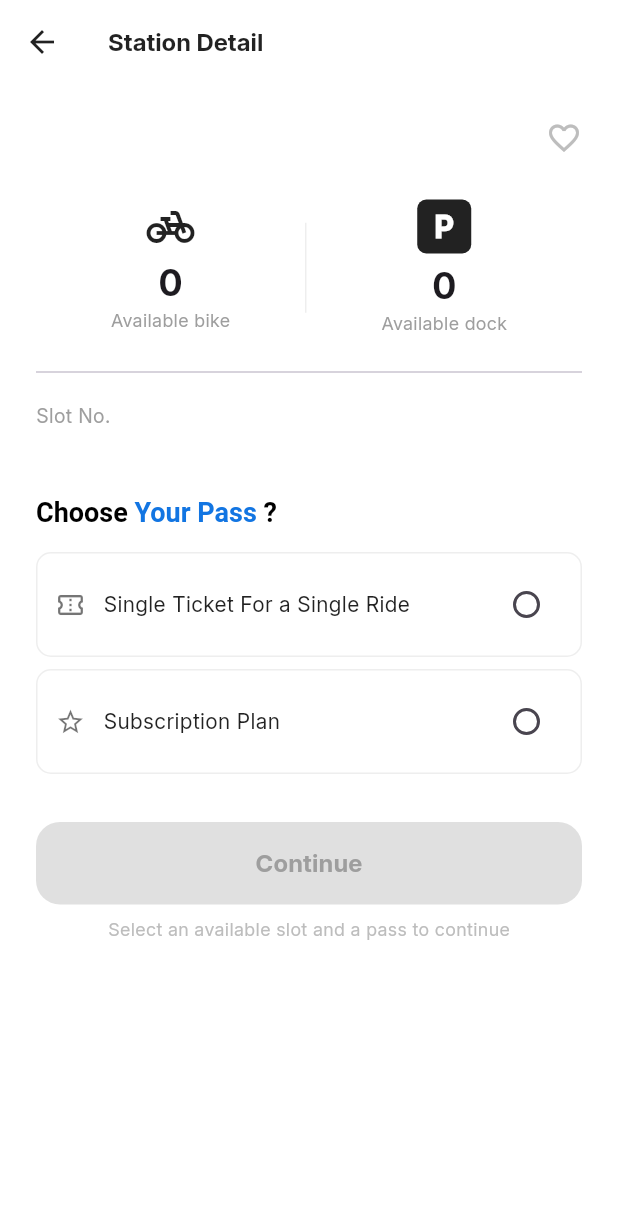
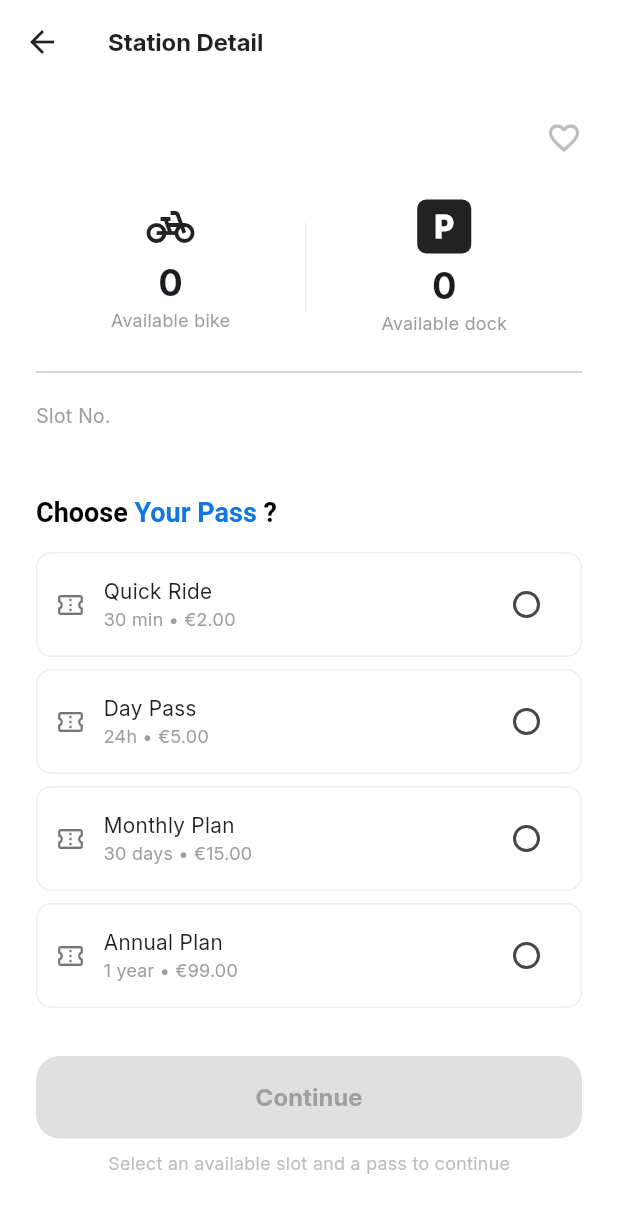
Before and after one commit to hengputh52/velotoulouse, a Flutter app: the StationDetailScreen screen opened directly with empty values, on a phone screen of 412 x 824 dp. Shown: the top 1213 px of the screen. Run offline on Flutter 3.47's test engine with Material 3 defaults, Android fonts, the phone set to English and light mode, and no system bars; our stand-ins replace geolocator, google_maps_flutter; accounts and stored records are empty.

Commit message:
chnage UI in pass selection screen

```diff
--- a/lib/data/repositories/pass/pass_repository_firebase.dart
+++ b/lib/data/repositories/pass/pass_repository_firebase.dart
@@ -68,6 +68,7 @@ class FirebasePassRepository implements PassRepository {
     try {
       final now = DateTime.now();
       final Duration validity = switch (type) {
+        PassType.single => const Duration(minutes: 30),
         PassType.day => const Duration(days: 1),
         PassType.monthly => const Duration(days: 30),
         PassType.annual => const Duration(days: 365),
--- a/lib/data/repositories/pass/pass_repository_mockl.dart
+++ b/lib/data/repositories/pass/pass_repository_mock.dart
@@ -47,6 +47,7 @@ class MockPassRepository implements PassRepository {
     await Future.delayed(const Duration(milliseconds: 600));
     final now = DateTime.now();
     final Duration validity = switch (type) {
+      PassType.single => const Duration(minutes: 30),
       PassType.day => const Duration(days: 1),
       PassType.monthly => const Duration(days: 30),
       PassType.annual => const Duration(days: 365),
--- a/lib/data/repositories/station/station_repository_firebase.dart
+++ b/lib/data/repositories/station/station_repository_firebase.dart
@@ -2,7 +2,6 @@
 
 import 'dart:convert';
 import 'package:http/http.dart' as http;
-import 'package:velotoulouse/data/dtos/bike_slot_dto.dart';
 import 'package:velotoulouse/data/dtos/station_dto.dart';
 import 'package:velotoulouse/data/repositories/station/station_repository.dart';
 import 'package:velotoulouse/model/station/station.dart';
--- a/lib/model/pass/pass.dart
+++ b/lib/model/pass/pass.dart
@@ -1,5 +1,6 @@
 enum PassType {
-  day('24h', 'Valid for 24 hours from activation', 1.50),
+  single('30 min', 'Valid for 30 minutes from activation', 2.00),
+  day('24h', 'Valid for 24 hours from activation', 5.00),
   monthly('30 days', 'Valid for 30 days from activation', 15.00),
   annual('1 year', 'Valid for 365 days from activation', 99.00);
 
@@ -36,6 +37,8 @@ class Pass {
 
   Duration get validityDuration {
     switch (type) {
+      case PassType.single:
+        return const Duration(minutes: 30);
       case PassType.day:
         return const Duration(days: 1);
       case PassType.monthly:
--- a/lib/ui/screens/booking/booking_screen.dart
+++ b/lib/ui/screens/booking/booking_screen.dart
@@ -1,26 +1,30 @@
 import 'package:flutter/material.dart';
 import 'package:velotoulouse/model/station/station.dart';
+import 'package:velotoulouse/model/pass/pass.dart';
 import 'package:velotoulouse/ui/theme/theme.dart';
-
-enum PassChoice { singleTicket, subscriptionPlan }
 
 /// ConfirmBookingScreen — pushed from StationDetailScreen after selecting a pass
 /// Matches Figma image 3: bike photo, station info, pass type, start time, confirm
 class ConfirmBookingScreen extends StatelessWidget {
   final Station station;
   final BikeSlot slot;
-  final PassChoice passChoice;
+  final PassType passType;
 
   const ConfirmBookingScreen({
     super.key,
     required this.station,
     required this.slot,
-    required this.passChoice,
+    required this.passType,
   });
 
-  String get _passLabel => passChoice == PassChoice.singleTicket
-      ? 'Single Pass'
-      : 'Subscription Plan';
+  String get _passLabel {
+    return switch (passType) {
+      PassType.single => 'Quick Ride (30 min)',
+      PassType.day => 'Day Pass (24 hours)',
+      PassType.monthly => 'Monthly Plan (30 days)',
+      PassType.annual => 'Annual Plan (1 year)',
+    };
+  }
 
   String get _startTime {
     final now = DateTime.now();
--- a/lib/ui/screens/map/widgets/station_detail.dart
+++ b/lib/ui/screens/map/widgets/station_detail.dart
@@ -1,5 +1,6 @@
 import 'package:flutter/material.dart';
 import 'package:velotoulouse/model/station/station.dart';
+import 'package:velotoulouse/model/pass/pass.dart';
 import 'package:velotoulouse/ui/screens/booking/booking_screen.dart';
 import 'package:velotoulouse/ui/theme/theme.dart';
 
@@ -20,7 +21,7 @@ class StationDetailScreen extends StatefulWidget {
 }
 
 class _StationDetailScreenState extends State<StationDetailScreen> {
-  PassChoice? _selectedPass;
+  PassType? _selectedPass;
   BikeSlot? _selectedSlot;
 
   bool get _canContinue =>
@@ -149,19 +150,13 @@ class _StationDetailScreenState extends State<StationDetailScreen> {
             ),
             const SizedBox(height: AppSpacings.m),
 
-            _PassOptionRow(
-              icon: Icons.confirmation_number_outlined,
-              label: 'Single Ticket For a Single Ride',
-              choice: PassChoice.singleTicket,
-              selectedChoice: _selectedPass,
-              onChanged: (c) => setState(() => _selectedPass = c),
-            ),
-            _PassOptionRow(
-              icon: Icons.star_border,
-              label: 'Subscription Plan',
-              choice: PassChoice.subscriptionPlan,
-              selectedChoice: _selectedPass,
-              onChanged: (c) => setState(() => _selectedPass = c),
+            // Pass options for all PassType values
+            ...PassType.values.map(
+              (passType) => _PassOptionRow(
+                passType: passType,
+                isSelected: _selectedPass == passType,
+                onChanged: (p) => setState(() => _selectedPass = p),
+              ),
             ),
 
             const SizedBox(height: AppSpacings.l),
@@ -215,7 +210,7 @@ class _StationDetailScreenState extends State<StationDetailScreen> {
         builder: (_) => ConfirmBookingScreen(
           station: widget.station,
           slot: _selectedSlot!,
-          passChoice: _selectedPass!,
+          passType: _selectedPass!,
         ),
       ),
     );
@@ -475,36 +470,39 @@ class _StatBox extends StatelessWidget {
 // ─────────────────────────────────────────────────────────────
 
 class _PassOptionRow extends StatelessWidget {
-  final IconData icon;
-  final String label;
-  final PassChoice choice;
-  final PassChoice? selectedChoice;
-  final ValueChanged<PassChoice> onChanged;
+  final PassType passType;
+  final bool isSelected;
+  final ValueChanged<PassType> onChanged;
 
   const _PassOptionRow({
-    required this.icon,
-    required this.label,
-    required this.choice,
-    required this.selectedChoice,
+    required this.passType,
+    required this.isSelected,
     required this.onChanged,
   });
 
-  bool get _isSelected => selectedChoice == choice;
+  String _getPassLabel(PassType type) {
+    return switch (type) {
+      PassType.single => 'Quick Ride',
+      PassType.day => 'Day Pass',
+      PassType.monthly => 'Monthly Plan',
+      PassType.annual => 'Annual Plan',
+    };
+  }
 
   @override
   Widget build(BuildContext context) {
     return GestureDetector(
-      onTap: () => onChanged(choice),
+      onTap: () => onChanged(passType),
       child: Container(
         margin: const EdgeInsets.only(bottom: 8),
         padding: const EdgeInsets.symmetric(horizontal: 12, vertical: 10),
         decoration: BoxDecoration(
-          color: _isSelected
+          color: isSelected
               ? const Color(0xFF1275E2).withOpacity(0.06)
               : Colors.transparent,
           borderRadius: BorderRadius.circular(10),
           border: Border.all(
-            color: _isSelected
+            color: isSelected
                 ? const Color(0xFF1275E2).withOpacity(0.4)
                 : Colors.grey.shade200,
           ),
@@ -512,24 +510,36 @@ class _PassOptionRow extends StatelessWidget {
         child: Row(
           children: [
             Icon(
-              icon,
+              Icons.confirmation_number_outlined,
               size: 20,
-              color: _isSelected ? AppColors.primary : Colors.black54,
+              color: isSelected ? AppColors.primary : Colors.black54,
             ),
             const SizedBox(width: 12),
             Expanded(
-              child: Text(
-                label,
-                style: TextStyle(
-                  fontSize: 14,
-                  color: _isSelected ? AppColors.primary : Colors.black87,
-                  fontWeight: _isSelected ? FontWeight.w600 : FontWeight.normal,
-                ),
+              child: Column(
+                crossAxisAlignment: CrossAxisAlignment.start,
+                children: [
+                  Text(
+                    _getPassLabel(passType),
+                    style: TextStyle(
+                      fontSize: 14,
+                      color: isSelected ? AppColors.primary : Colors.black87,
+                      fontWeight: isSelected ? FontWeight.w600 : FontWeight.normal,
+                    ),
+                  ),
+                  Text(
+                    '${passType.duration} • €${passType.price.toStringAsFixed(2)}',
+                    style: TextStyle(
+                      fontSize: 12,
+                      color: Colors.grey.shade500,
+                    ),
+                  ),
+                ],
               ),
             ),
-            Radio<PassChoice>(
-              value: choice,
-              groupValue: selectedChoice,
+            Radio<PassType>(
+              value: passType,
+              groupValue: isSelected ? passType : null,
               onChanged: (v) => onChanged(v!),
               activeColor: AppColors.primary,
             ),
--- a/lib/ui/screens/payment/payment_view_model.dart
+++ b/lib/ui/screens/payment/payment_view_model.dart
@@ -100,10 +100,10 @@ class PaymentViewModel extends ChangeNotifier {
   // Helper: Map PaymentPurpose to PassType
   PassType _mapPurposeToPassType(PaymentPurpose purpose) {
     return switch (purpose) {
+      PaymentPurpose.singleTicket => PassType.single,
       PaymentPurpose.dayPass => PassType.day,
       PaymentPurpose.monthlyPass => PassType.monthly,
       PaymentPurpose.annualPass => PassType.annual,
-      _ => PassType.day,
     };
   }
 
--- a/lib/ui/states/view_state.dart
+++ b/lib/ui/states/view_state.dart
@@ -1 +1 @@
-enum ViewState {loading, success, error }
+enum ViewState { idle, loading, success, error }
```
Also changed, not shown: lib/main_dev.dart (+1 -7 lines), lib/ui/screens/auth/auth_view_model.dart (+11 -2 lines), lib/ui/screens/pass/pass_selection_content.dart (+47 -9 lines), lib/ui/screens/pass/pass_selection_screen.dart (+9 -5 lines), lib/ui/screens/pass/widgets/pass_type_card.dart (+73 -60 lines), lib/ui/screens/pass_selection_view_model/pass_selection_view_model.dart (+33 -31 lines), lib/ui/screens/payment/payment_content.dart (+7 -6 lines), lib/ui/states/auth_state.dart (+8 -2 lines), lib/ui/states/pass_state.dart (+9 -2 lines), lib/ui/widgets/pass_selection/pass_selection_card.dart (deleted, +0 -112 lines).
